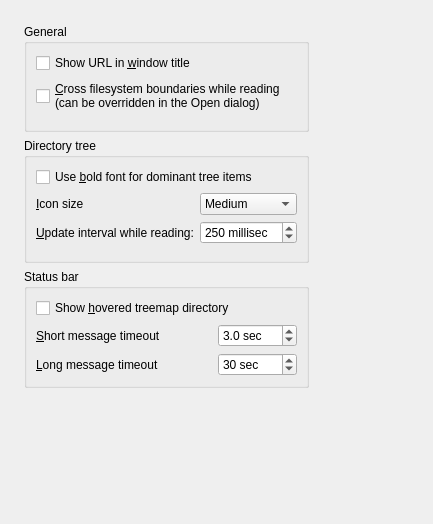
Lithopsian/qdirstat, file src/general-config-page.ui: the form before one commit.
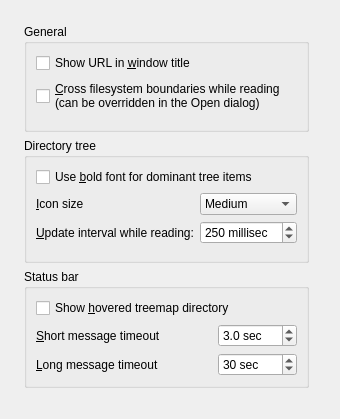
The form after the commit.

What changed in the file:
```diff
--- a/src/general-config-page.ui
+++ b/src/general-config-page.ui
@@ -2,18 +2,7 @@
 <ui version="4.0">
  <class>GeneralConfigPage</class>
  <widget class="QWidget" name="GeneralConfigPage">
-  <property name="geometry">
-   <rect>
-    <x>0</x>
-    <y>0</y>
-    <width>433</width>
-    <height>524</height>
-   </rect>
-  </property>
-  <property name="styleSheet">
-   <string notr="true"/>
-  </property>
-  <layout class="QHBoxLayout" name="horizontalLayout">
+  <layout class="QHBoxLayout" name="horizontalLayout" stretch="0,1">
    <property name="leftMargin">
     <number>24</number>
    </property>
@@ -251,12 +240,6 @@
        <property name="orientation">
         <enum>Qt::Vertical</enum>
        </property>
-       <property name="sizeHint" stdset="0">
-        <size>
-         <width>13</width>
-         <height>173</height>
-        </size>
-       </property>
       </spacer>
      </item>
     </layout>
@@ -266,12 +249,6 @@
      <property name="orientation">
       <enum>Qt::Horizontal</enum>
      </property>
-     <property name="sizeHint" stdset="0">
-      <size>
-       <width>90</width>
-       <height>13</height>
-      </size>
-     </property>
     </spacer>
    </item>
   </layout>
```
